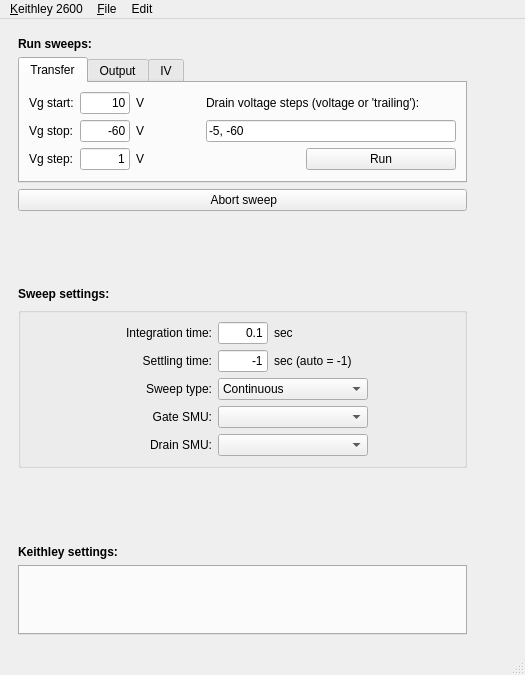
Qt form keithleygui/main.ui (OE-FET/keithleygui) before a commit.
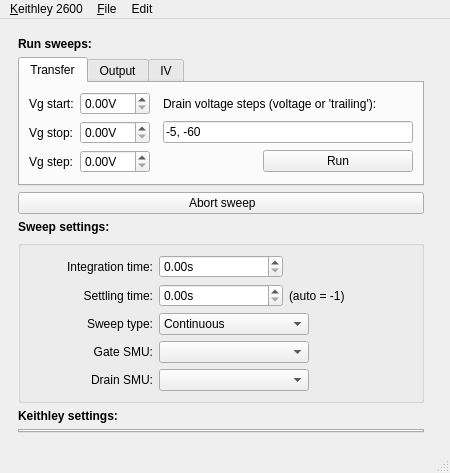
The same form after that commit. The open tabs and pages were chosen to show the change. Custom widgets are drawn as their Qt base class.

Commit message: switch QlineEdit to ScienDSpinBox

```diff
--- a/keithleygui/main.ui
+++ b/keithleygui/main.ui
@@ -6,8 +6,8 @@
    <rect>
     <x>0</x>
     <y>0</y>
-    <width>525</width>
-    <height>675</height>
+    <width>450</width>
+    <height>472</height>
    </rect>
   </property>
   <property name="windowTitle">
@@ -31,6 +31,12 @@
      <layout class="QGridLayout" name="gridLayout">
       <item row="1" column="0" colspan="2">
        <widget class="QTabWidget" name="tabWidgetSweeps">
+        <property name="minimumSize">
+         <size>
+          <width>400</width>
+          <height>0</height>
+         </size>
+        </property>
         <property name="currentIndex">
          <number>1</number>
         </property>
@@ -39,35 +45,13 @@
           <string>Transfer</string>
          </attribute>
          <layout class="QGridLayout" name="gridLayout_2">
-          <item row="0" column="4">
+          <item row="0" column="3">
            <widget class="QLabel" name="label_3">
             <property name="text">
              <string>Drain voltage steps (voltage or 'trailing'):</string>
             </property>
            </widget>
           </item>
-          <item row="1" column="1">
-           <widget class="QLineEdit" name="lineEditVgStop">
-            <property name="minimumSize">
-             <size>
-              <width>50</width>
-              <height>0</height>
-             </size>
-            </property>
-            <property name="maximumSize">
-             <size>
-              <width>50</width>
-              <height>16777215</height>
-             </size>
-            </property>
-            <property name="text">
-             <string>-60</string>
-            </property>
-            <property name="alignment">
-             <set>Qt::AlignRight|Qt::AlignTrailing|Qt::AlignVCenter</set>
-            </property>
-           </widget>
-          </item>
           <item row="1" column="0">
            <widget class="QLabel" name="label_6">
             <property name="text">
@@ -82,7 +66,7 @@
             </property>
            </widget>
           </item>
-          <item row="1" column="4">
+          <item row="1" column="3">
            <widget class="QLineEdit" name="lineEditVdList">
             <property name="minimumSize">
              <size>
@@ -95,66 +79,6 @@
             </property>
            </widget>
           </item>
-          <item row="0" column="2">
-           <widget class="QLabel" name="label_14">
-            <property name="sizePolicy">
-             <sizepolicy hsizetype="Expanding" vsizetype="Preferred">
-              <horstretch>0</horstretch>
-              <verstretch>0</verstretch>
-             </sizepolicy>
-            </property>
-            <property name="maximumSize">
-             <size>
-              <width>20</width>
-              <height>16777215</height>
-             </size>
-            </property>
-            <property name="text">
-             <string>V</string>
-            </property>
-           </widget>
-          </item>
-          <item row="1" column="2">
-           <widget class="QLabel" name="label_16">
-            <property name="sizePolicy">
-             <sizepolicy hsizetype="Expanding" vsizetype="Preferred">
-              <horstretch>0</horstretch>
-              <verstretch>0</verstretch>
-             </sizepolicy>
-            </property>
-            <property name="maximumSize">
-             <size>
-              <width>20</width>
-              <height>16777215</height>
-             </size>
-            </property>
-            <property name="text">
-             <string>V</string>
-            </property>
-           </widget>
-          </item>
-          <item row="0" column="1">
-           <widget class="QLineEdit" name="lineEditVgStart">
-            <property name="minimumSize">
-             <size>
-              <width>50</width>
-              <height>0</height>
-             </size>
-            </property>
-            <property name="maximumSize">
-             <size>
-              <width>50</width>
-              <height>16777215</height>
-             </size>
-            </property>
-            <property name="text">
-             <string>10</string>
-            </property>
-            <property name="alignment">
-             <set>Qt::AlignRight|Qt::AlignTrailing|Qt::AlignVCenter</set>
-            </property>
-           </widget>
-          </item>
           <item row="2" column="0">
            <widget class="QLabel" name="label_7">
             <property name="text">
@@ -162,48 +86,7 @@
             </property>
            </widget>
           </item>
-          <item row="2" column="1">
-           <widget class="QLineEdit" name="lineEditVgStep">
-            <property name="minimumSize">
-             <size>
-              <width>50</width>
-              <height>0</height>
-             </size>
-            </property>
-            <property name="maximumSize">
-             <size>
-              <width>50</width>
-              <height>16777215</height>
-             </size>
-            </property>
-            <property name="text">
-             <string>1</string>
-            </property>
-            <property name="alignment">
-             <set>Qt::AlignRight|Qt::AlignTrailing|Qt::AlignVCenter</set>
-            </property>
-           </widget>
-          </item>
-          <item row="2" column="2">
-           <widget class="QLabel" name="label_17">
-            <property name="sizePolicy">
-             <sizepolicy hsizetype="Expanding" vsizetype="Preferred">
-              <horstretch>0</horstretch>
-              <verstretch>0</verstretch>
-             </sizepolicy>
-            </property>
-            <property name="maximumSize">
-             <size>
-              <width>20</width>
-              <height>16777215</height>
-             </size>
-            </property>
-            <property name="text">
-             <string>V</string>
-            </property>
-           </widget>
-          </item>
-          <item row="2" column="4" alignment="Qt::AlignRight">
+          <item row="2" column="3" alignment="Qt::AlignRight">
            <widget class="QPushButton" name="pushButtonTransfer">
             <property name="sizePolicy">
              <sizepolicy hsizetype="Preferred" vsizetype="Fixed">
@@ -228,7 +111,7 @@
             </property>
            </widget>
           </item>
-          <item row="0" column="3" rowspan="3">
+          <item row="0" column="2" rowspan="3">
            <spacer name="horizontalSpacer">
             <property name="orientation">
              <enum>Qt::Horizontal</enum>
@@ -241,6 +124,45 @@
             </property>
            </spacer>
           </item>
+          <item row="0" column="1">
+           <widget class="ScienDSpinBox" name="ScienDSpinBoxVgStart">
+            <property name="minimumSize">
+             <size>
+              <width>70</width>
+              <height>0</height>
+             </size>
+            </property>
+            <property name="suffix">
+             <string>V</string>
+            </property>
+           </widget>
+          </item>
+          <item row="1" column="1">
+           <widget class="ScienDSpinBox" name="ScienDSpinBoxVgStop">
+            <property name="minimumSize">
+             <size>
+              <width>70</width>
+              <height>0</height>
+             </size>
+            </property>
+            <property name="suffix">
+             <string>V</string>
+            </property>
+           </widget>
+          </item>
+          <item row="2" column="1">
+           <widget class="ScienDSpinBox" name="ScienDSpinBoxVgStep">
+            <property name="minimumSize">
+             <size>
+              <width>70</width>
+              <height>0</height>
+             </size>
+            </property>
+            <property name="suffix">
+             <string>V</string>
+            </property>
+           </widget>
+          </item>
          </layout>
         </widget>
         <widget class="QWidget" name="tab2">
@@ -675,10 +597,10 @@
          <string/>
         </property>
         <layout class="QGridLayout" name="gridLayout_6">
-         <item row="1" column="2">
+         <item row="1" column="3">
           <widget class="QLabel" name="label_21">
            <property name="text">
-            <string>sec (auto = -1)</string>
+            <string>(auto = -1)</string>
            </property>
           </widget>
          </item>
@@ -692,7 +614,7 @@
            </property>
           </widget>
          </item>
-         <item row="4" column="1" colspan="2">
+         <item row="4" column="2" colspan="2">
           <widget class="QComboBox" name="comboBoxDrainSMU">
            <property name="maximumSize">
             <size>
@@ -705,35 +627,7 @@
            </property>
           </widget>
          </item>
-         <item row="1" column="1">
-          <widget class="QLineEdit" name="lineEditSettling">
-           <property name="sizePolicy">
-            <sizepolicy hsizetype="Fixed" vsizetype="Fixed">
-             <horstretch>0</horstretch>
-             <verstretch>0</verstretch>
-            </sizepolicy>
-           </property>
-           <property name="minimumSize">
-            <size>
-             <width>50</width>
-             <height>0</height>
-            </size>
-           </property>
-           <property name="maximumSize">
-            <size>
-             <width>50</width>
-             <height>16777215</height>
-            </size>
-           </property>
-           <property name="text">
-            <string>-1</string>
-           </property>
-           <property name="alignment">
-            <set>Qt::AlignRight|Qt::AlignTrailing|Qt::AlignVCenter</set>
-           </property>
-          </widget>
-         </item>
-         <item row="3" column="1" colspan="2">
+         <item row="3" column="2" colspan="2">
           <widget class="QComboBox" name="comboBoxGateSMU">
            <property name="maximumSize">
             <size>
@@ -746,7 +640,7 @@
            </property>
           </widget>
          </item>
-         <item row="2" column="1" colspan="2">
+         <item row="2" column="2" colspan="2">
           <widget class="QComboBox" name="comboBoxSweepType">
            <property name="maximumSize">
             <size>
@@ -786,34 +680,6 @@
            </property>
           </widget>
          </item>
-         <item row="0" column="1">
-          <widget class="QLineEdit" name="lineEditInt">
-           <property name="sizePolicy">
-            <sizepolicy hsizetype="Fixed" vsizetype="Fixed">
-             <horstretch>0</horstretch>
-             <verstretch>0</verstretch>
-            </sizepolicy>
-           </property>
-           <property name="minimumSize">
-            <size>
-             <width>50</width>
-             <height>0</height>
-            </size>
-           </property>
-           <property name="maximumSize">
-            <size>
-             <width>50</width>
-             <height>16777215</height>
-            </size>
-           </property>
-           <property name="text">
-            <string>0.1</string>
-           </property>
-           <property name="alignment">
-            <set>Qt::AlignRight|Qt::AlignTrailing|Qt::AlignVCenter</set>
-           </property>
-          </widget>
-         </item>
          <item row="2" column="0">
           <widget class="QLabel" name="label_4">
            <property name="text">
@@ -835,15 +701,28 @@
           </widget>
          </item>
          <item row="0" column="2">
-          <widget class="QLabel" name="label_2">
-           <property name="sizePolicy">
-            <sizepolicy hsizetype="Preferred" vsizetype="Preferred">
-             <horstretch>0</horstretch>
-             <verstretch>0</verstretch>
-            </sizepolicy>
+          <widget class="ScienDSpinBox" name="ScienDSpinBoxInt">
+           <property name="minimumSize">
+            <size>
+             <width>70</width>
+             <height>0</height>
+            </size>
            </property>
-           <property name="text">
-            <string>sec</string>
+           <property name="suffix">
+            <string>s</string>
+           </property>
+          </widget>
+         </item>
+         <item row="1" column="2">
+          <widget class="ScienDSpinBox" name="ScienDSpinBoxSettling">
+           <property name="minimumSize">
+            <size>
+             <width>70</width>
+             <height>0</height>
+            </size>
+           </property>
+           <property name="suffix">
+            <string>s</string>
            </property>
           </widget>
          </item>
@@ -925,8 +804,8 @@
     <rect>
      <x>0</x>
      <y>0</y>
-     <width>525</width>
-     <height>22</height>
+     <width>450</width>
+     <height>19</height>
     </rect>
    </property>
    <widget class="QMenu" name="menu_Keithley_2600">
@@ -1011,6 +890,13 @@
    </property>
   </action>
  </widget>
+ <customwidgets>
+  <customwidget>
+   <class>ScienDSpinBox</class>
+   <extends>QDoubleSpinBox</extends>
+   <header>keithleygui.utils.scientific_spinbox.h</header>
+  </customwidget>
+ </customwidgets>
  <resources/>
  <connections/>
 </ui>
```
Left out of the diff: 404 changed lines with no effect on the pictures. The commit also changes 3 other files.
